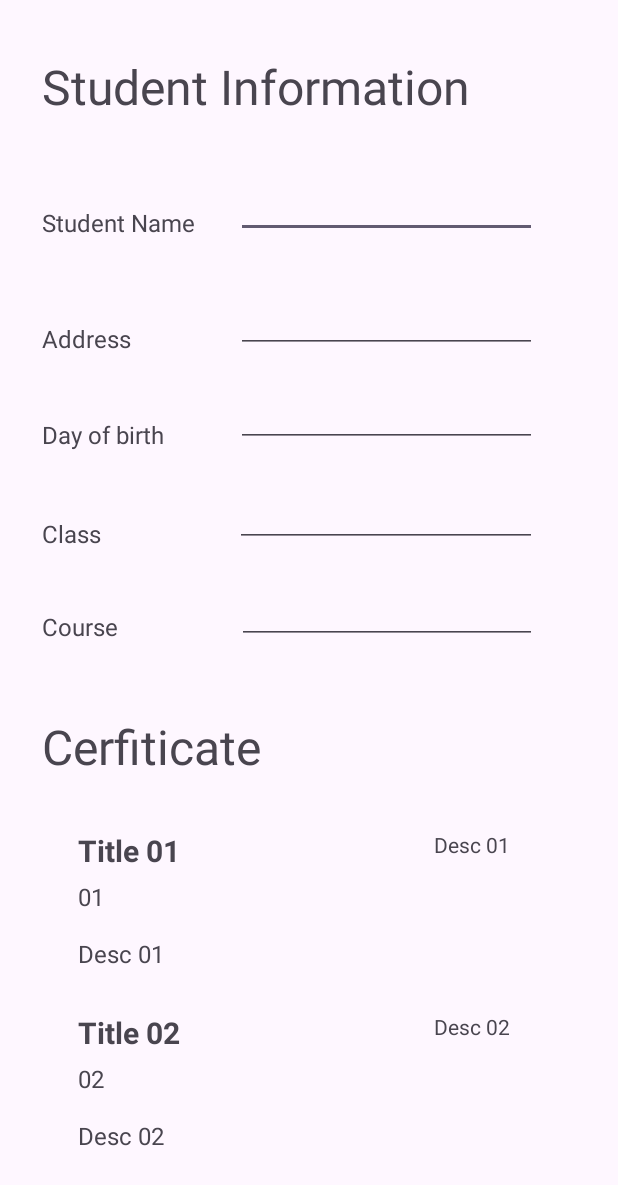
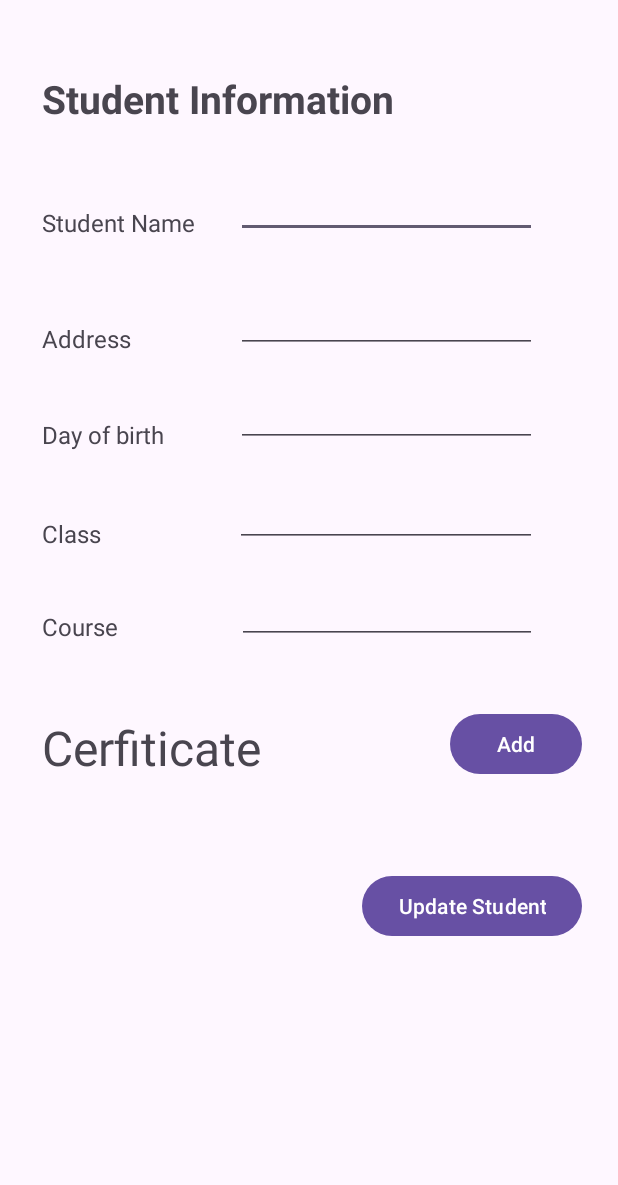
Before and after one commit to nqhop/student-info-management-firebase-firestore-android, an Android app: the screen it shows after launch (FormActivity), on a phone screen of 412 x 824 dp. Shown: the top 1185 px of the screen. Run offline under Robolectric (Android 15) with nearby library versions, the phone set to English and light mode, and no system bars; our stand-ins replace Firebase (no records; nobody signed in at launch, a user with empty details on screens opened directly), data binding.

Commit message:
CRUD student, add certificate

```diff
--- a/app/src/main/AndroidManifest.xml
+++ b/app/src/main/AndroidManifest.xml
@@ -11,6 +11,7 @@
         android:roundIcon="@mipmap/ic_launcher_round"
         android:supportsRtl="true"
         android:theme="@style/Theme.StudentInformationManagement"
+        android:enableOnBackInvokedCallback="true"
         tools:targetApi="31">
         <activity
             android:name=".activity.FormActivity"
--- a/app/src/main/java/com/example/studentinformationmanagement/MainActivity.java
+++ b/app/src/main/java/com/example/studentinformationmanagement/MainActivity.java
@@ -14,7 +14,7 @@ public class MainActivity extends AppCompatActivity {
         super.onCreate(savedInstanceState);
         setContentView(R.layout.activity_main);
         Intent i = new Intent(this, FormActivity.class);
-        i.putExtra("id", "");
+        i.putExtra("id", "Nusob5B4cLZaxP1Ju6tJ");
         startActivity(i);
     }
 }
--- a/app/src/main/java/com/example/studentinformationmanagement/activity/FormActivity.java
+++ b/app/src/main/java/com/example/studentinformationmanagement/activity/FormActivity.java
@@ -8,11 +8,14 @@ import androidx.recyclerview.widget.LinearLayoutManager;
 import android.content.Intent;
 import android.os.Bundle;
 import android.util.Log;
+import android.view.View;
 import android.widget.Toast;
 
 import com.example.studentinformationmanagement.R;
 import com.example.studentinformationmanagement.adapter.CertificateAdapter;
 import com.example.studentinformationmanagement.databinding.ActivityFormBinding;
+import com.example.studentinformationmanagement.dialog.CertificateDialog;
+import com.example.studentinformationmanagement.dialog.CertificateDialogListener;
 import com.example.studentinformationmanagement.model.Certificate;
 import com.example.studentinformationmanagement.model.Student;
 import com.google.android.gms.tasks.OnCompleteListener;
@@ -26,26 +29,51 @@ import com.google.firebase.firestore.FirebaseFirestore;
 
 import java.util.ArrayList;
 import java.util.Arrays;
+import java.util.HashMap;
+import java.util.List;
+import java.util.Map;
 
-public class FormActivity extends AppCompatActivity {
+public class FormActivity extends AppCompatActivity implements CertificateDialogListener {
     private ActivityFormBinding activityFormBinding;
     private FirebaseFirestore db = FirebaseFirestore.getInstance();
     private CollectionReference collectionReference = db.collection("Students");
     private CertificateAdapter certificateAdapter;
+    private String currentId;
+
+    List<Certificate> certificates;
     Student formStudent;
     @Override
     protected void onCreate(Bundle savedInstanceState) {
         super.onCreate(savedInstanceState);
         setContentView(R.layout.activity_form);
 
+
         formStudent = new Student();
         activityFormBinding = DataBindingUtil.setContentView(this, R.layout.activity_form);
 
         activityFormBinding.addBtn.setOnClickListener(v -> {
+            formStudent.setCertificateList(certificates);
             addStudent(formStudent);
             Toast.makeText(this,  "Complete", Toast.LENGTH_SHORT).show();
         });
 
+        activityFormBinding.deleteBtn.setOnClickListener(v -> {
+            deleteStudent();
+        });
+
+        activityFormBinding.updateButton.setOnClickListener(v -> {
+            updateStudent();
+        });
+
+
+       CertificateDialog dialogFragment = new CertificateDialog(this);
+
+        activityFormBinding.addCert.setOnClickListener(v -> {
+            dialogFragment.show(getSupportFragmentManager(), "loginDialog");
+        });
+
+
+        certificates = new ArrayList<>();
 
         Intent intent = getIntent();
         String id = intent.getStringExtra("id");
@@ -53,24 +81,55 @@ public class FormActivity extends AppCompatActivity {
         assert id != null;
         if(id.isEmpty()) {
             activityFormBinding.setStudent(formStudent);
+            currentId = null;
+            activityFormBinding.deleteBtn.setVisibility(View.INVISIBLE);
         } else {
             getStudent(id);
+            currentId = id;
+            activityFormBinding.addBtn.setVisibility(View.GONE);
+            activityFormBinding.updateButton.setVisibility(View.VISIBLE);
         }
-
-//        Integer id, String title, String description, String date
-
-        ArrayList<Certificate> itemList = new ArrayList<>(
-                Arrays.asList(new Certificate("01", "Title 01", "Desc 01", "01/01/2001"),
-                        new Certificate("02", "Title 02", "Desc 02", "02/01/2001")
-                        )
-        );
-
 
         LinearLayoutManager layoutManager = new LinearLayoutManager(this);
         activityFormBinding.recyclerView.setLayoutManager(layoutManager);
 
-        certificateAdapter = new CertificateAdapter(itemList);
+        certificateAdapter = new CertificateAdapter(certificates);
         activityFormBinding.recyclerView.setAdapter(certificateAdapter);
+    }
+
+    public void updateStudent() {
+        Map<String, Object> updatedData = new HashMap<>();
+
+        // Assuming your Student class has getters for its properties
+        updatedData.put("name", formStudent.getName());
+        updatedData.put("address", formStudent.getAddress());
+        updatedData.put("dayOfBirth", formStudent.getDayOfBirth());
+        updatedData.put("classroom", formStudent.getClassroom());
+        updatedData.put("course", formStudent.getCourse());
+        updatedData.put("certificateList", formStudent.getCertificateList());
+
+        collectionReference.document(currentId).update(updatedData)
+                .addOnCompleteListener(task -> {
+                   if(task.isSuccessful()){
+                       Toast.makeText(this, "Update success", Toast.LENGTH_SHORT).show();
+                   } else {
+
+                   }
+                });
+    }
+
+
+    public void deleteStudent() {
+        collectionReference.document(currentId).delete()
+                .addOnCompleteListener(task -> {
+                    if (task.isSuccessful()) {
+                        Intent i = new Intent(this, FormActivity.class);
+                        i.putExtra("id", "");
+                        startActivity(i);
+                    } else {
+                        // Handle errors
+                    }
+                });
     }
 
     public void addStudent(Student student) {
@@ -91,19 +150,34 @@ public class FormActivity extends AppCompatActivity {
                 .document(collectionId)
                 .get()
                 .addOnCompleteListener(task -> {
+
                     if (task.isSuccessful()) {
                         DocumentSnapshot document = task.getResult();
                         if (document.exists()) {
-                            // Convert the document to your data model
-                            Student data = document.toObject(Student.class);
-                            Log.d("Test", "Document data: " + data.toString());
-                            activityFormBinding.setStudent(data);
+                            formStudent = document.toObject(Student.class);
+                            activityFormBinding.setStudent(formStudent);
+
+                            if(!(formStudent.getCertificateList() == null)) {
+                                for(Certificate certificate : formStudent.getCertificateList()){
+                                    certificates.add(certificate);
+                                    certificateAdapter.notifyDataSetChanged();
+                                }
+                            }
+
                         } else {
-                            Log.d("Test", "No such document");
+                            currentId = null;
+                            activityFormBinding.deleteBtn.setVisibility(View.INVISIBLE);
                         }
                     } else {
                         Log.w("Test", "Error getting document", task.getException());
                     }
                 });
     }
+
+    @Override
+    public void onCertificateAdded(Certificate certificate) {
+        certificates.add(certificate);
+        formStudent.setCertificateList(certificates);
+        certificateAdapter.notifyDataSetChanged();
+    }
 }
--- /dev/null
+++ b/app/src/main/java/com/example/studentinformationmanagement/dialog/CertificateDialog.java
@@ -0,0 +1,73 @@
+package com.example.studentinformationmanagement.dialog;
+
+import android.app.Dialog;
+import android.content.DialogInterface;
+import android.os.Bundle;
+import android.util.Log;
+import android.view.LayoutInflater;
+import android.view.View;
+import android.widget.Button;
+import android.widget.EditText;
+import android.widget.Toast;
+
+import androidx.annotation.NonNull;
+import androidx.annotation.Nullable;
+import androidx.appcompat.app.AlertDialog;
+import androidx.fragment.app.DialogFragment;
+
+import com.example.studentinformationmanagement.MainActivity;
+import com.example.studentinformationmanagement.R;
+import com.example.studentinformationmanagement.activity.FormActivity;
+import com.example.studentinformationmanagement.model.Certificate;
+
+import java.util.ArrayList;
+
+
+public class CertificateDialog extends DialogFragment {
+    View dialogView;
+
+
+    private CertificateDialogListener listener;
+
+    public CertificateDialog( CertificateDialogListener certificateDialogListener) {
+        listener = certificateDialogListener;
+    }
+
+    @NonNull
+    @Override
+    public Dialog onCreateDialog(@Nullable Bundle savedInstanceState) {
+        AlertDialog.Builder builder = new AlertDialog.Builder(requireActivity());
+
+        LayoutInflater inflater = requireActivity().getLayoutInflater();
+        dialogView = inflater.inflate(R.layout.certication_dialog, null);
+
+
+        builder.setView(dialogView)
+                // Add action buttons
+                .setPositiveButton("Add", new DialogInterface.OnClickListener() {
+                    @Override
+                    public void onClick(DialogInterface dialog, int id) {
+                      Certificate certificate = new Certificate("01", ((EditText) dialogView.findViewById(R.id.title)).getText().toString(),
+                               ((EditText) dialogView.findViewById(R.id.description)).getText().toString(),
+                               ((EditText) dialogView.findViewById(R.id.date)).getText().toString()
+                              );
+
+                      listener.onCertificateAdded(certificate);
+                    }
+                })
+                .setNegativeButton("Cancel", new DialogInterface.OnClickListener() {
+                    public void onClick(DialogInterface dialog, int id) {
+                        // Cancel the dialog.
+                        CertificateDialog.this.getDialog().cancel();
+                    }
+                });
+
+        AlertDialog alertDialog = builder.create();
+
+        return alertDialog;
+    }
+
+    public void saveCert() {
+
+    }
+}
--- /dev/null
+++ b/app/src/main/java/com/example/studentinformationmanagement/dialog/CertificateDialogListener.java
@@ -0,0 +1,7 @@
+package com.example.studentinformationmanagement.dialog;
+
+import com.example.studentinformationmanagement.model.Certificate;
+
+public interface CertificateDialogListener {
+    void onCertificateAdded(Certificate certificate);
+}
--- a/app/src/main/res/layout/activity_form.xml
+++ b/app/src/main/res/layout/activity_form.xml
@@ -13,20 +13,37 @@
     <ScrollView
         android:layout_width="match_parent"
         android:layout_height="match_parent">
+
         <androidx.constraintlayout.widget.ConstraintLayout
             android:layout_width="match_parent"
             android:layout_height="match_parent"
             android:paddingBottom="30dp"
-    >
+            app:layout_constraintBottom_toBottomOf="@+id/textView7"
+            app:layout_constraintTop_toBottomOf="@+id/textView7">
+
+            <Button
+                android:id="@+id/delete_btn"
+                android:layout_width="wrap_content"
+                android:layout_height="wrap_content"
+                android:layout_marginTop="36dp"
+                android:layout_marginEnd="32dp"
+                android:backgroundTint="#D80032"
+                android:text="Delete"
+                android:textSize="12sp"
+                app:layout_constraintEnd_toEndOf="parent"
+                app:layout_constraintHorizontal_bias="1.0"
+                app:layout_constraintStart_toEndOf="@+id/textView"
+                app:layout_constraintTop_toTopOf="parent" />
 
             <TextView
                 android:id="@+id/textView"
                 android:layout_width="wrap_content"
                 android:layout_height="wrap_content"
                 android:layout_marginStart="28dp"
-        android:layout_marginTop="36dp"
+                android:layout_marginTop="48dp"
                 android:text="Student Information"
-        android:textSize="32sp"
+                android:textSize="26sp"
+                android:textStyle="bold"
                 app:layout_constraintStart_toStartOf="parent"
                 app:layout_constraintTop_toTopOf="parent" />
 
@@ -35,11 +52,22 @@
                 android:layout_width="wrap_content"
                 android:layout_height="wrap_content"
                 android:layout_marginStart="28dp"
-        android:layout_marginTop="476dp"
+                android:layout_marginTop="48dp"
                 android:text="Cerfiticate"
                 android:textSize="32sp"
                 app:layout_constraintStart_toStartOf="parent"
-        app:layout_constraintTop_toTopOf="parent" />
+                app:layout_constraintTop_toBottomOf="@+id/textView7" />
+
+            <Button
+                android:id="@+id/add_cert"
+                android:layout_width="wrap_content"
+                android:layout_height="wrap_content"
+                android:layout_marginBottom="20dp"
+                android:text="Add"
+                app:layout_constraintBottom_toTopOf="@+id/recyclerView"
+                app:layout_constraintEnd_toEndOf="parent"
+                app:layout_constraintHorizontal_bias="0.838"
+                app:layout_constraintStart_toEndOf="@+id/textView2" />
 
             <TextView
                 android:id="@+id/textView3"
@@ -59,8 +87,8 @@
                 android:layout_width="0dp"
                 android:layout_height="wrap_content"
                 android:layout_marginEnd="54dp"
+                android:text="@={student.name}"
                 android:textSize="16sp"
-        android:text="@={student.name}"
                 app:layout_constraintBottom_toTopOf="@+id/textView3"
                 app:layout_constraintEnd_toEndOf="parent"
                 app:layout_constraintStart_toEndOf="@+id/textView3"
@@ -85,8 +113,8 @@
                 android:layout_height="wrap_content"
                 android:layout_marginTop="34dp"
                 android:layout_marginEnd="54dp"
+                android:text="@={student.address}"
                 android:textSize="16sp"
-        android:text="@={student.address}"
                 app:layout_constraintEnd_toEndOf="parent"
                 app:layout_constraintStart_toEndOf="@+id/addressText"
                 app:layout_constraintTop_toBottomOf="@+id/name" />
@@ -110,8 +138,8 @@
                 android:layout_height="wrap_content"
                 android:layout_marginTop="20dp"
                 android:layout_marginEnd="54dp"
+                android:text="@={student.dayOfBirth}"
                 android:textSize="16sp"
-        android:text="@={student.dayOfBirth}"
                 app:layout_constraintEnd_toEndOf="parent"
                 app:layout_constraintStart_toEndOf="@+id/textView5"
                 app:layout_constraintTop_toBottomOf="@+id/address" />
@@ -135,8 +163,8 @@
                 android:layout_height="wrap_content"
                 android:layout_marginTop="24dp"
                 android:layout_marginEnd="54dp"
+                android:text="@={student.classroom}"
                 android:textSize="16sp"
-        android:text="@={student.classroom}"
                 app:layout_constraintEnd_toEndOf="parent"
                 app:layout_constraintStart_toEndOf="@+id/textView6"
                 app:layout_constraintTop_toBottomOf="@+id/dayOfBirth" />
@@ -160,8 +188,8 @@
                 android:layout_height="wrap_content"
                 android:layout_marginTop="22dp"
                 android:layout_marginEnd="54dp"
+                android:text="@={student.course}"
                 android:textSize="16sp"
-        android:text="@={student.course}"
                 app:layout_constraintEnd_toEndOf="parent"
                 app:layout_constraintStart_toEndOf="@+id/textView7"
                 app:layout_constraintTop_toBottomOf="@+id/classroom" />
@@ -184,6 +212,18 @@
                 android:layout_marginTop="40dp"
                 android:layout_marginEnd="24dp"
                 android:text="Add Student"
+                android:visibility="visible"
+                app:layout_constraintEnd_toEndOf="parent"
+                app:layout_constraintTop_toBottomOf="@+id/recyclerView" />
+
+            <Button
+                android:id="@+id/update_button"
+                android:layout_width="wrap_content"
+                android:layout_height="wrap_content"
+                android:layout_marginTop="40dp"
+                android:layout_marginEnd="24dp"
+                android:text="Update Student"
+                android:visibility="gone"
                 app:layout_constraintEnd_toEndOf="parent"
                 app:layout_constraintTop_toBottomOf="@+id/recyclerView" />
         </androidx.constraintlayout.widget.ConstraintLayout>
```
Also changed, not shown: app/src/main/java/com/example/studentinformationmanagement/model/Student.java (+14 -1 lines), app/src/main/res/layout/certication_dialog.xml (added, +47 -0 lines). Lines whose indentation alone changed are shown as unchanged.
